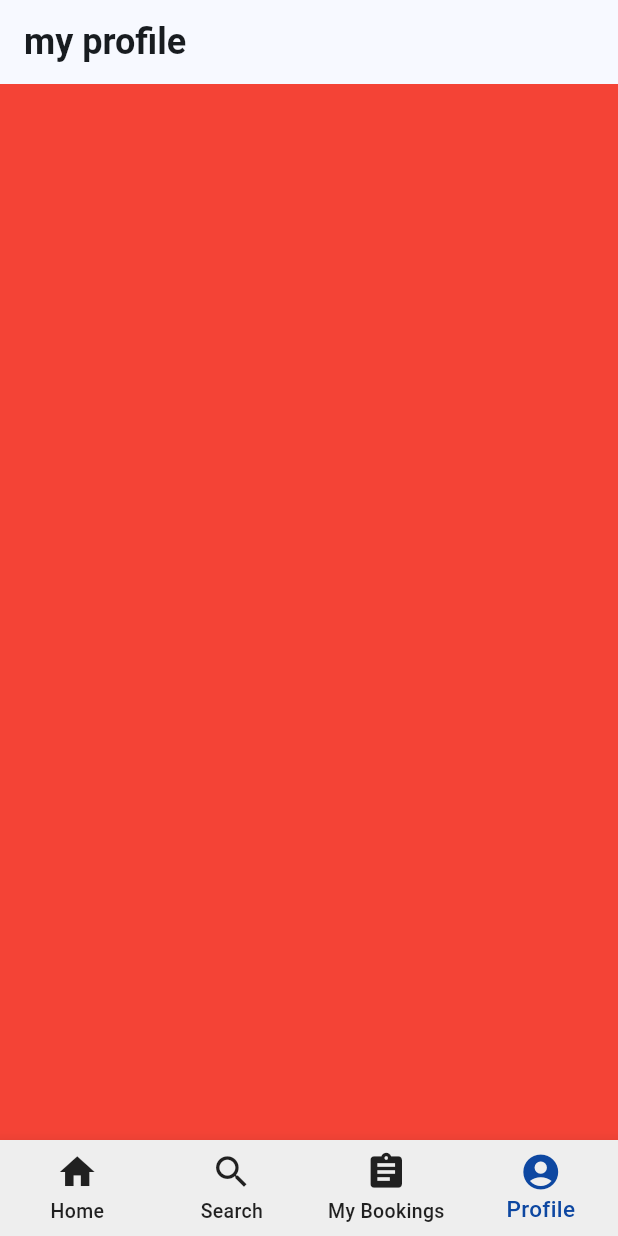
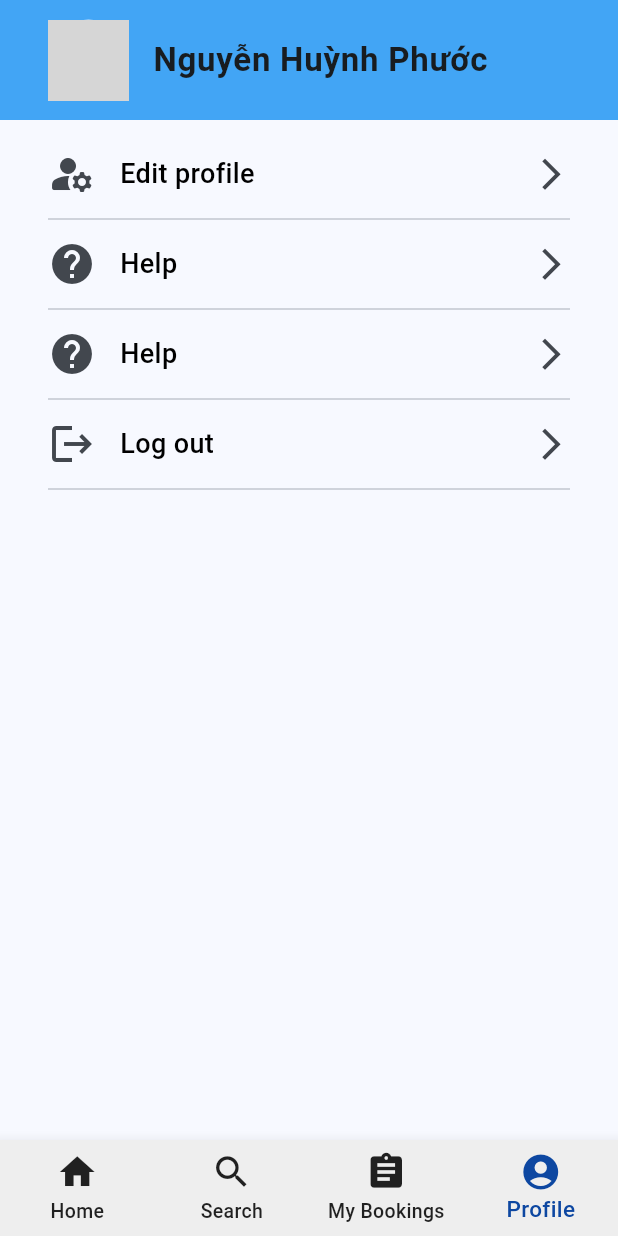
Before and after one commit to NguyenPhuoc03/hotel_booking_app, a Flutter app: the screen it shows after launch, item 4 of the bottom bar chosen, on a phone screen of 412 x 824 dp. Run offline on Flutter 3.47's test engine with Material 3 defaults, Android fonts, the phone set to English and light mode, and no system bars; our stand-ins replace badges, date_time_picker, flutter_rating_bar, intro_slider, modal_bottom_sheet, separated_column and 1 more; network calls fail; Roboto replaces fonts that are missing (RobotoMono); grey boxes are pictures that could not be loaded.

Commit message:
update: format code, create dialog in history booking

```diff
--- a/lib/views/screens/booking_history_screen.dart
+++ b/lib/views/screens/booking_history_screen.dart
@@ -24,6 +24,7 @@ class _BookingHistoryScreenState extends State<BookingHistoryScreen> {
       child: Scaffold(
         appBar: AppBar(
           automaticallyImplyLeading: false,
+          centerTitle: true,
           backgroundColor: Colors.blue.shade400,
           title: const Text("Booking History"),
           bottom: PreferredSize(
--- a/lib/views/screens/profile_screen.dart
+++ b/lib/views/screens/profile_screen.dart
@@ -1,17 +1,66 @@
 import 'package:flutter/material.dart';
+import 'package:hotel_booking_app/views/widgets/list_title/profile_item_list_title.dart';
 
 class ProfileScreen extends StatelessWidget {
-  const ProfileScreen({super.key});
+  ProfileScreen({super.key});
+  late ThemeData myTheme;
 
   @override
   Widget build(BuildContext context) {
+    myTheme = Theme.of(context);
     return Scaffold(
       appBar: AppBar(
+        backgroundColor: Colors.blue.shade400,
         automaticallyImplyLeading: false,
-        title: Text("my profile"),
+        elevation: 0.0,
+        toolbarHeight: 80.0,
+        title: const ListTile(
+          leading: CircleAvatar(
+            radius: 27,
+            backgroundImage: NetworkImage(
+                'https://encrypted-tbn0.gstatic.com/images?q=tbn:ANd9GcTWVsm9smljjDm9Ta08_It5JxUFPKIO6ZPfbA&s'),
+          ),
+          title: Text(
+            "Nguyễn Huỳnh Phước",
+            style: TextStyle(fontSize: 22),
+          ),
+        ),
       ),
       body: Container(
-        color: Colors.red,
+        margin: EdgeInsets.symmetric(horizontal: 16, vertical: 8),
+        padding: EdgeInsets.symmetric(horizontal: 16),
+        child: Column(
+          children: [
+            ProfileItemListTitle(
+              leading: Icon(Icons.manage_accounts_rounded),
+              title: "Edit profile",
+            ),
+            Divider(
+              height: 4,
+            ),
+            ProfileItemListTitle(
+              leading: Icon(Icons.help_sharp),
+              title: "Help",
+            ),
+            Divider(
+              height: 4,
+            ),
+            ProfileItemListTitle(
+              leading: Icon(Icons.help_sharp),
+              title: "Help",
+            ),
+            Divider(
+              height: 4,
+            ),
+            ProfileItemListTitle(
+              leading: Icon(Icons.logout),
+              title: "Log out",
+            ),
+            Divider(
+              height: 4,
+            ),
+          ],
+        ),
       ),
     );
   }
--- a/lib/views/widgets/card/hotel_deal_card.dart
+++ b/lib/views/widgets/card/hotel_deal_card.dart
@@ -12,7 +12,7 @@ class HotelDealCard extends StatelessWidget {
       onTap: () => onTap(),
       child: Badge(
         label: Text("-75%"),
-        offset: Offset(-10, 2),
+        offset: Offset(-18, 11),
         largeSize: 30,
         smallSize: 0,
         child: Container(
@@ -25,14 +25,14 @@ class HotelDealCard extends StatelessWidget {
                       'https://encrypted-tbn0.gstatic.com/images?q=tbn:ANd9GcSXWH_Uk5GhUcs_IXcOtmVodFFYSDVF-blVVw&s'),
                   fit: BoxFit.cover,
                 )),
-            margin: EdgeInsets.symmetric(horizontal: 8, vertical: 5),
+            margin: EdgeInsets.symmetric(horizontal: 8),
             child: Stack(
               children: [
                 Positioned(
                   bottom: 10,
                   left: 15,
                   child: Text(
-                    'Lux Hotel with a Pool',
+                    'Lux Hotel with a Pool ah foahf oahf oahfoaf',
                     style: myTheme.textTheme.titleMedium,
                   ),
                 ),
--- /dev/null
+++ b/lib/views/widgets/list_title/profile_item_list_title.dart
@@ -0,0 +1,26 @@
+import 'package:flutter/material.dart';
+
+class ProfileItemListTitle extends StatelessWidget {
+  ProfileItemListTitle({super.key, required this.leading, required this.title});
+  final Icon leading;
+  final String title;
+  late ThemeData myTheme;
+
+  @override
+  Widget build(BuildContext context) {
+    myTheme = Theme.of(context);
+    return ListTile(
+      contentPadding: EdgeInsets.all(0),
+      leading: Icon(
+        leading.icon,
+        size: 32,
+        color: leading.color,
+      ),
+      title: Text(
+        title,
+        style: myTheme.textTheme.bodyMedium,
+      ),
+      trailing: Icon(Icons.arrow_forward_ios, size: 25,),
+    );
+  }
+}
--- a/pubspec.yaml
+++ b/pubspec.yaml
@@ -44,6 +44,7 @@ dependencies:
   modal_bottom_sheet: ^3.0.0
   date_time_picker: ^2.1.0
   separated_column: ^3.0.3
+  flutter_rating_bar: ^4.0.1
 
 dev_dependencies:
   flutter_test:
```
Also changed, not shown: lib/views/screens/search_next_step_screen.dart (+7 -1 lines), lib/views/screens/search_screen.dart (+6 -1 lines), lib/views/widgets/card/booking_status_card.dart (+46 -1 lines), lib/views/widgets/card/hotel_category_card.dart (+6 -2 lines), lib/views/widgets/card/recent_search_card.dart (+5 -2 lines), pubspec.lock.
